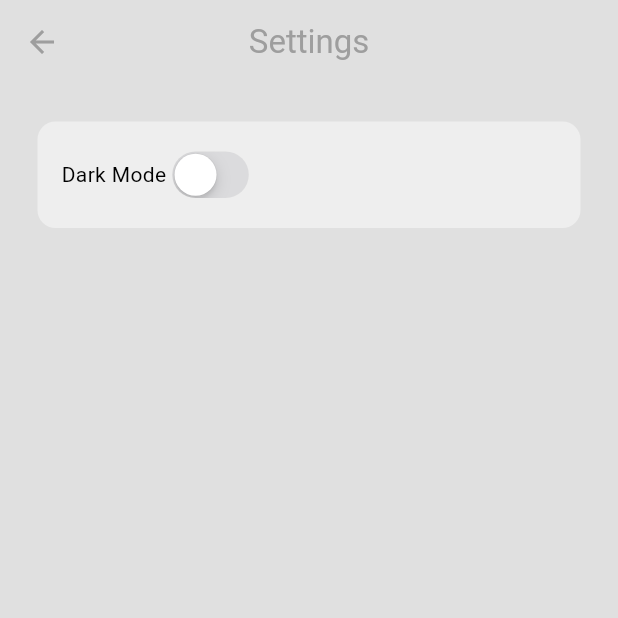
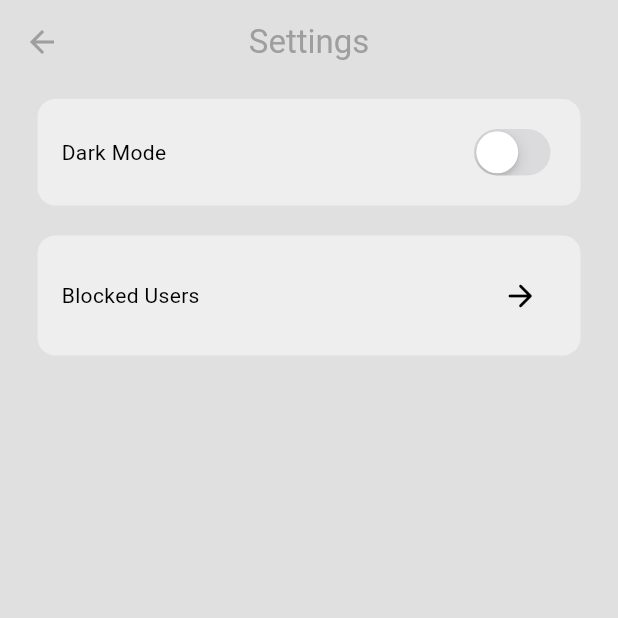
Before and after one commit to enessodbs/fluttter_chat_app, a Flutter app: the screen it shows once a user with an empty profile is signed in, in the side drawer, after a tap on "S E T T I N G S", on a phone screen of 412 x 824 dp, the top half of it. Run offline on Flutter 3.47's test engine with Material 3 defaults, Android fonts, the phone set to English and light mode, and no system bars; our stand-ins replace cloud_firestore, firebase_auth, firebase_core; accounts and stored records are empty; network calls fail.

Commit message:
Block, Report ve Unblock

```diff
--- a/lib/components/my_textfield.dart
+++ b/lib/components/my_textfield.dart
@@ -7,12 +7,12 @@ class MyTextfield extends StatelessWidget {
   final TextEditingController controller;
   final FocusNode? focusNode;
   const MyTextfield({
-    Key? key,
+    super.key,
     required this.hintText,
     required this.obbscureText,
     required this.controller,
     this.focusNode,
-  }) : super(key: key);
+  });
 
   @override
   Widget build(BuildContext context) {
--- a/lib/main.dart
+++ b/lib/main.dart
@@ -1,5 +1,4 @@
 import 'package:chat_app/services/auth_service/auth_gate.dart';
-import 'package:chat_app/themes/light_mode.dart';
 import 'package:chat_app/themes/themes_provider.dart';
 import 'package:firebase_core/firebase_core.dart';
 import 'package:flutter/material.dart';
--- a/lib/pages/home_page.dart
+++ b/lib/pages/home_page.dart
@@ -25,7 +25,7 @@ class _HomePageState extends State<HomePage> {
         foregroundColor: Colors.grey,
         elevation: 0,
         title: const Text(
-          "Home",
+          "U S E R S",
         ),
         centerTitle: true,
       ),
@@ -36,7 +36,7 @@ class _HomePageState extends State<HomePage> {
 
   Widget _buildUserList() {
     return StreamBuilder(
-      stream: _chatService.getUsersStream(),
+      stream: _chatService.getUsersExceptBlocked(),
       builder: (context, snapshot) {
         //error
         if (snapshot.hasError) {
@@ -51,12 +51,10 @@ class _HomePageState extends State<HomePage> {
           );
         }
         //return list view
-        return Container(
-          child: ListView(
-            children: snapshot.data!
-                .map<Widget>((userData) => _buildUserListItem(userData, context))
-                .toList(),
-          ),
+        return ListView(
+          children: snapshot.data!
+              .map<Widget>((userData) => _buildUserListItem(userData, context))
+              .toList(),
         );
       },
     );
--- a/lib/pages/settings_page.dart
+++ b/lib/pages/settings_page.dart
@@ -1,3 +1,4 @@
+import 'package:chat_app/pages/blocked_users_page.dart';
 import 'package:chat_app/themes/themes_provider.dart';
 import 'package:flutter/cupertino.dart';
 import 'package:flutter/material.dart';
@@ -24,14 +25,17 @@ class _SettingsPageState extends State<SettingsPage> {
         ),
         centerTitle: true,
       ),
-      body: Container(
+      body: Column(
+        children: [
+          Container(
             decoration: BoxDecoration(
               borderRadius: BorderRadius.circular(12),
               color: Theme.of(context).colorScheme.secondary,
             ),
-        margin: EdgeInsets.all(25),
+            margin: EdgeInsets.symmetric(vertical: 10, horizontal: 25),
             padding: EdgeInsets.all(16),
             child: Row(
+              mainAxisAlignment: MainAxisAlignment.spaceBetween,
               children: [
                 //dark mode
                 Text(
@@ -43,7 +47,8 @@ class _SettingsPageState extends State<SettingsPage> {
 
                 //switch toggle
                 CupertinoSwitch(
-              value: Provider.of<ThemesProvider>(context, listen: false).isDark,
+                  value: Provider.of<ThemesProvider>(context, listen: false)
+                      .isDark,
                   onChanged: (value) =>
                       Provider.of<ThemesProvider>(context, listen: false)
                           .toggleTheme(),
@@ -51,6 +56,37 @@ class _SettingsPageState extends State<SettingsPage> {
               ],
             ),
           ),
+          Container(
+            decoration: BoxDecoration(
+              borderRadius: BorderRadius.circular(12),
+              color: Theme.of(context).colorScheme.secondary,
+            ),
+            margin: EdgeInsets.symmetric(vertical: 10, horizontal: 25),
+            padding: EdgeInsets.all(16),
+            child: Row(
+              mainAxisAlignment: MainAxisAlignment.spaceBetween,
+              children: [
+                //dark mode
+                Text(
+                  "Blocked Users",
+                  style: TextStyle(
+                    color: Theme.of(context).colorScheme.onSecondary,
+                  ),
+                ),
+
+                //navigate to blocked users page
+                IconButton(
+                    onPressed: () => Navigator.push(
+                        context,
+                        CupertinoPageRoute(
+                          builder: (context) => BlockedUsersPage(),
+                        )),
+                    icon: Icon(Icons.arrow_forward_rounded))
+              ],
+            ),
+          ),
+        ],
+      ),
     );
   }
 }
--- a/lib/services/chat_service/chat_service.dart
+++ b/lib/services/chat_service/chat_service.dart
@@ -1,12 +1,14 @@
 import 'package:chat_app/models/message.dart';
 import 'package:cloud_firestore/cloud_firestore.dart';
 import 'package:firebase_auth/firebase_auth.dart';
+import 'package:flutter/cupertino.dart';
 
-class ChatService {
+class ChatService extends ChangeNotifier {
   //get instance of firestore & auth
   final FirebaseFirestore _firestore = FirebaseFirestore.instance;
   final FirebaseAuth _auth = FirebaseAuth.instance;
-  //get user stream
+
+  //GET ALL USERS STREAM
 
   Stream<List<Map<String, dynamic>>> getUsersStream() {
     return _firestore.collection("Users").snapshots().map((snapshot) {
@@ -17,6 +19,35 @@ class ChatService {
     });
   }
 
+  //GET ALL USERS STREAM EXCEPT BLOCKED USERS
+  Stream<List<Map<String, dynamic>>> getUsersExceptBlocked() {
+    final _currentUser = _auth.currentUser;
+
+    return _firestore
+        .collection('Users')
+        .doc(_currentUser!.uid)
+        .collection('BlockedUsers')
+        .snapshots()
+        .asyncMap((snapshot) async {
+      //get blocked users ıd
+      final blockedUserIDs = snapshot.docs
+          .map(
+            (doc) => doc.id,
+          )
+          .toList();
+
+      //get all users
+      final usersSnapshot = await _firestore.collection('Users').get();
+
+      //return as stream list
+      return usersSnapshot.docs
+          .where((doc) =>
+              doc.data()['email'] != _currentUser.email &&
+              !blockedUserIDs.contains(doc.id))
+          .map((doc) => doc.data())
+          .toList();
+    });
+  }
   //send message
 
   Future<void> sendMessage(String receiverID, message) async {
@@ -58,4 +89,69 @@ class ChatService {
         .orderBy("timestamp", descending: false)
         .snapshots();
   }
+
+  //report user
+
+  Future<void> reportUser(String messageID, String userID) async {
+    final _currentUser = _auth.currentUser;
+
+    final report = {
+      'reportedBy': _currentUser!.uid,
+      'messageID': messageID,
+      'messageOwnerID': userID,
+      'timestamp': FieldValue.serverTimestamp(),
+    };
+
+    await _firestore.collection('Reports').add(report);
+  }
+
+  //block user
+  Future<void> blockUser(String userID) async {
+    final _currentUser = _auth.currentUser;
+
+    await _firestore
+        .collection('Users')
+        .doc(_currentUser!.uid)
+        .collection('BlockedUsers')
+        .doc(userID)
+        .set({});
+    notifyListeners();
+  }
+
+  //unblock user
+  Future<void> unblockUser(String blockedUserID) async {
+    final _currentUser = _auth.currentUser;
+
+    await _firestore
+        .collection('Users')
+        .doc(_currentUser!.uid)
+        .collection('BlockedUsers')
+        .doc(blockedUserID)
+        .delete();
+  }
+
+  //GET BLOCKED USERS STREAM
+
+  Stream<List<Map<String, dynamic>>> getBlockedUsersStream(String userID) {
+    return _firestore
+        .collection('Users')
+        .doc(userID)
+        .collection('BlockedUsers')
+        .snapshots()
+        .asyncMap((snapshot) async {
+      //get list of blocked user ids
+      final blockedUserID = snapshot.docs
+          .map(
+            (doc) => doc.id,
+          )
+          .toList();
+
+      final userDocs = await Future.wait(blockedUserID
+          .map((id) => _firestore.collection('Users').doc(id).get()));
+      //return a list
+      return userDocs.map((doc) => doc.data() as Map<String, dynamic>).toList();
+    });
+  }
+
+  //delete account
 }
```
Also changed, not shown: lib/components/chat_bubble.dart (+111 -2 lines), lib/pages/blocked_users_page.dart (added, +94 -0 lines), lib/pages/chat_page.dart (+8 -9 lines). Lines whose indentation alone changed are shown as unchanged.
